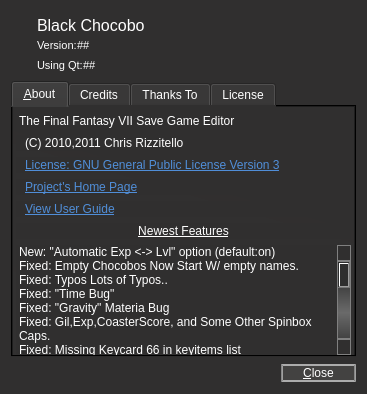
This is about.ui in sithlord48/blackchocobo as Qt 5 draws it before an edit. The edited form follows.
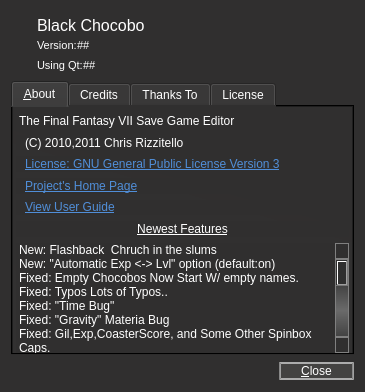
This is the edited form. Icons and pictures are not drawn.

Commit message: Fixed a possible problem w/ dex saves, added (bool checked) to the applicable menu items. New Flashback "church in the slums" .

```diff
--- a/about.ui
+++ b/about.ui
@@ -9,8 +9,8 @@
    <rect>
     <x>0</x>
     <y>0</y>
-    <width>367</width>
-    <height>394</height>
+    <width>365</width>
+    <height>392</height>
    </rect>
   </property>
   <property name="sizePolicy">
@@ -469,6 +469,11 @@
          <property name="wordWrap">
           <bool>true</bool>
          </property>
+         <item>
+          <property name="text">
+           <string>New: Flashback  Chruch in the slums</string>
+          </property>
+         </item>
          <item>
           <property name="text">
            <string>New: &quot;Automatic Exp &lt;-&gt; Lvl&quot; option (default:on)</string>
```
The commit also changes 8 other files.
